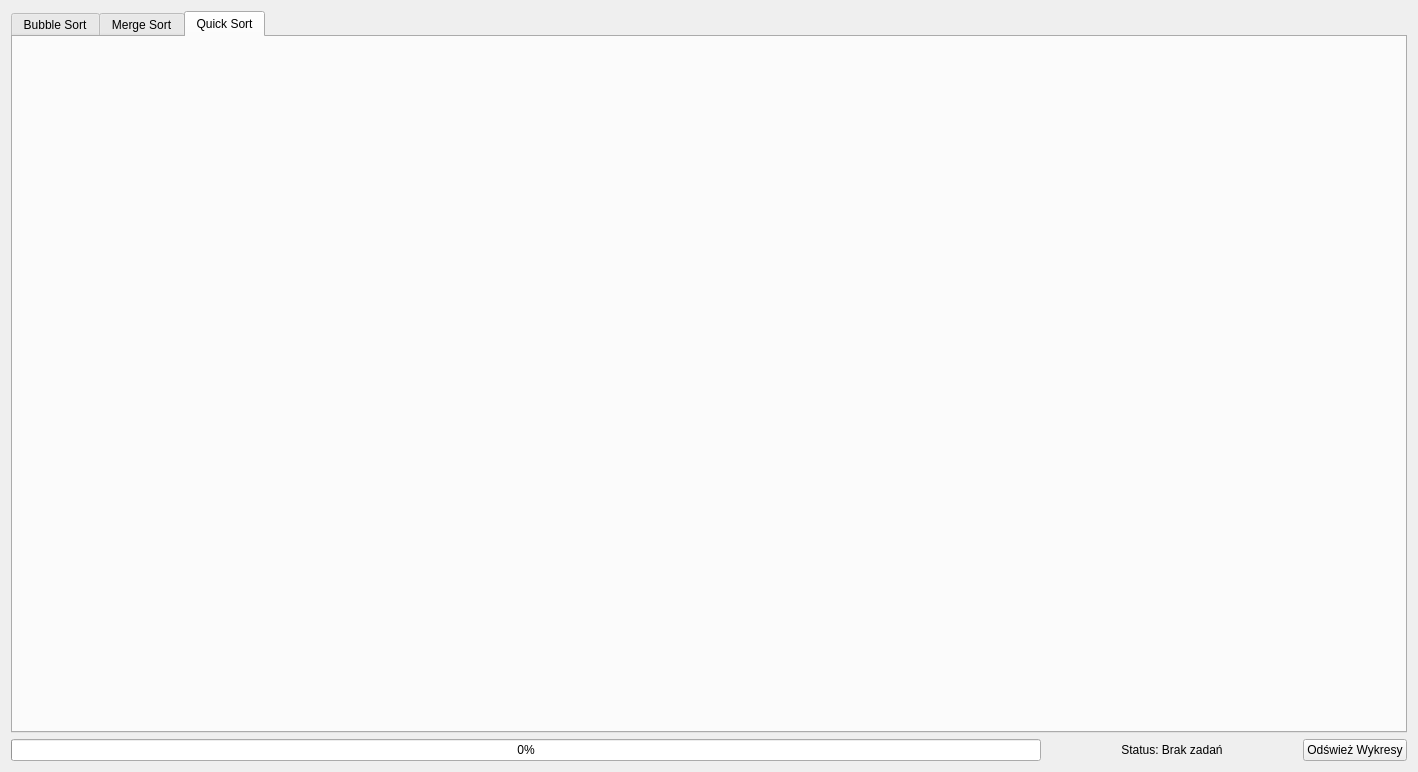
Above: SuperComputing/SuperComputing.ui from Orzyj/SuperComputing before the change. Below: the same form after it.
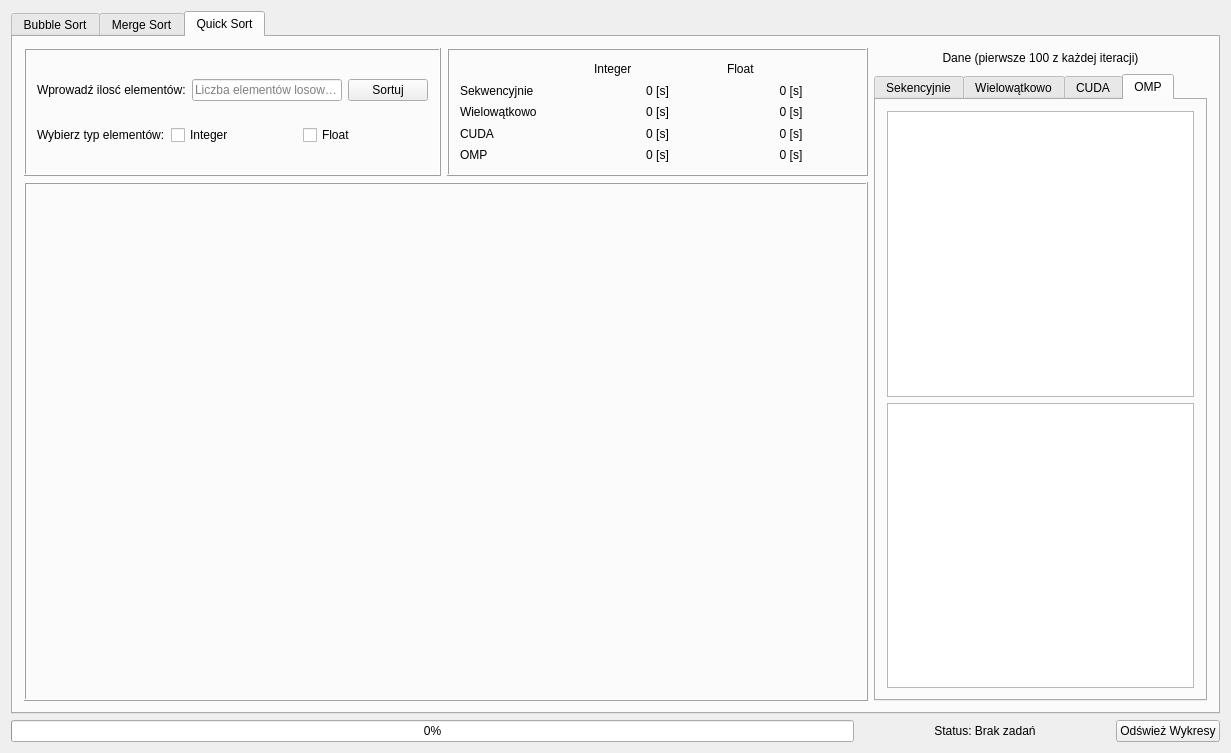
That is the form after the change. The open tabs and pages were chosen to show the change.

Commit message: Added new Tab with QuickSort

Diff of the .ui file:
```diff
--- a/SuperComputing/SuperComputing.ui
+++ b/SuperComputing/SuperComputing.ui
@@ -6,8 +6,8 @@
    <rect>
     <x>0</x>
     <y>0</y>
-    <width>1418</width>
-    <height>772</height>
+    <width>1231</width>
+    <height>753</height>
    </rect>
   </property>
   <property name="windowTitle">
@@ -695,6 +695,329 @@
        <attribute name="title">
         <string>Quick Sort</string>
        </attribute>
+       <layout class="QGridLayout" name="gridLayout_18">
+        <item row="0" column="0" rowspan="2">
+         <widget class="QFrame" name="frame_14">
+          <property name="minimumSize">
+           <size>
+            <width>0</width>
+            <height>0</height>
+           </size>
+          </property>
+          <property name="frameShape">
+           <enum>QFrame::Shape::Box</enum>
+          </property>
+          <property name="frameShadow">
+           <enum>QFrame::Shadow::Raised</enum>
+          </property>
+          <layout class="QVBoxLayout" name="verticalLayout_39">
+           <item>
+            <layout class="QHBoxLayout" name="horizontalLayout_17">
+             <item>
+              <widget class="QLabel" name="label_62">
+               <property name="text">
+                <string>Wprowadź ilosć elementów:</string>
+               </property>
+              </widget>
+             </item>
+             <item>
+              <widget class="QLineEdit" name="leElementsQuickSort_4">
+               <property name="placeholderText">
+                <string>Liczba elementów losowych</string>
+               </property>
+              </widget>
+             </item>
+             <item>
+              <widget class="QPushButton" name="btnQuickSort">
+               <property name="text">
+                <string>Sortuj</string>
+               </property>
+              </widget>
+             </item>
+            </layout>
+           </item>
+           <item>
+            <layout class="QHBoxLayout" name="horizontalLayout_18">
+             <item>
+              <widget class="QLabel" name="label_63">
+               <property name="text">
+                <string>Wybierz typ elementów:</string>
+               </property>
+              </widget>
+             </item>
+             <item>
+              <widget class="QCheckBox" name="chbIntQuickSort">
+               <property name="text">
+                <string>Integer</string>
+               </property>
+              </widget>
+             </item>
+             <item>
+              <widget class="QCheckBox" name="chkFloatQuickSort">
+               <property name="text">
+                <string>Float</string>
+               </property>
+              </widget>
+             </item>
+            </layout>
+           </item>
+          </layout>
+         </widget>
+        </item>
+        <item row="0" column="1" rowspan="2">
+         <widget class="QFrame" name="frame_13">
+          <property name="minimumSize">
+           <size>
+            <width>421</width>
+            <height>128</height>
+           </size>
+          </property>
+          <property name="frameShape">
+           <enum>QFrame::Shape::Box</enum>
+          </property>
+          <property name="frameShadow">
+           <enum>QFrame::Shadow::Raised</enum>
+          </property>
+          <layout class="QGridLayout" name="gridLayout_16">
+           <item row="0" column="0">
+            <layout class="QGridLayout" name="gridLayout_17">
+             <item row="4" column="0">
+              <widget class="QLabel" name="label_61">
+               <property name="text">
+                <string>OMP</string>
+               </property>
+              </widget>
+             </item>
+             <item row="1" column="2">
+              <widget class="QLabel" name="lblFloatSeqQuick">
+               <property name="text">
+                <string>0 [s]</string>
+               </property>
+               <property name="alignment">
+                <set>Qt::AlignmentFlag::AlignCenter</set>
+               </property>
+              </widget>
+             </item>
+             <item row="2" column="1">
+              <widget class="QLabel" name="lblIntMultiQuick">
+               <property name="text">
+                <string>0 [s]</string>
+               </property>
+               <property name="alignment">
+                <set>Qt::AlignmentFlag::AlignCenter</set>
+               </property>
+              </widget>
+             </item>
+             <item row="1" column="0">
+              <widget class="QLabel" name="label_58">
+               <property name="text">
+                <string>Sekwencyjnie</string>
+               </property>
+              </widget>
+             </item>
+             <item row="0" column="2">
+              <widget class="QLabel" name="label_57">
+               <property name="text">
+                <string>Float</string>
+               </property>
+              </widget>
+             </item>
+             <item row="3" column="0">
+              <widget class="QLabel" name="label_60">
+               <property name="text">
+                <string>CUDA</string>
+               </property>
+              </widget>
+             </item>
+             <item row="4" column="1">
+              <widget class="QLabel" name="lblIntOMPQuick">
+               <property name="text">
+                <string>0 [s]</string>
+               </property>
+               <property name="alignment">
+                <set>Qt::AlignmentFlag::AlignCenter</set>
+               </property>
+              </widget>
+             </item>
+             <item row="3" column="1">
+              <widget class="QLabel" name="lblIntCUDAQuick">
+               <property name="text">
+                <string>0 [s]</string>
+               </property>
+               <property name="alignment">
+                <set>Qt::AlignmentFlag::AlignCenter</set>
+               </property>
+              </widget>
+             </item>
+             <item row="1" column="1">
+              <widget class="QLabel" name="lblIntSeqQuick">
+               <property name="text">
+                <string>0 [s]</string>
+               </property>
+               <property name="alignment">
+                <set>Qt::AlignmentFlag::AlignCenter</set>
+               </property>
+              </widget>
+             </item>
+             <item row="3" column="2">
+              <widget class="QLabel" name="lblFloatCUDAQuick">
+               <property name="text">
+                <string>0 [s]</string>
+               </property>
+               <property name="alignment">
+                <set>Qt::AlignmentFlag::AlignCenter</set>
+               </property>
+              </widget>
+             </item>
+             <item row="2" column="0">
+              <widget class="QLabel" name="label_59">
+               <property name="text">
+                <string>Wielowątkowo</string>
+               </property>
+              </widget>
+             </item>
+             <item row="4" column="2">
+              <widget class="QLabel" name="lblFloatOMPQuick">
+               <property name="text">
+                <string>0 [s]</string>
+               </property>
+               <property name="alignment">
+                <set>Qt::AlignmentFlag::AlignCenter</set>
+               </property>
+              </widget>
+             </item>
+             <item row="2" column="2">
+              <widget class="QLabel" name="lblFloatMultiQuick">
+               <property name="text">
+                <string>0 [s]</string>
+               </property>
+               <property name="alignment">
+                <set>Qt::AlignmentFlag::AlignCenter</set>
+               </property>
+              </widget>
+             </item>
+             <item row="0" column="1">
+              <widget class="QLabel" name="label_56">
+               <property name="text">
+                <string>Integer</string>
+               </property>
+              </widget>
+             </item>
+            </layout>
+           </item>
+          </layout>
+         </widget>
+        </item>
+        <item row="0" column="2">
+         <widget class="QLabel" name="label_55">
+          <property name="maximumSize">
+           <size>
+            <width>16777215</width>
+            <height>20</height>
+           </size>
+          </property>
+          <property name="text">
+           <string>Dane (pierwsze 100 z każdej iteracji)</string>
+          </property>
+          <property name="alignment">
+           <set>Qt::AlignmentFlag::AlignCenter</set>
+          </property>
+         </widget>
+        </item>
+        <item row="1" column="2" rowspan="2">
+         <widget class="QTabWidget" name="tabWidget_4">
+          <property name="maximumSize">
+           <size>
+            <width>333</width>
+            <height>16777215</height>
+           </size>
+          </property>
+          <property name="currentIndex">
+           <number>3</number>
+          </property>
+          <widget class="QWidget" name="tab_34">
+           <attribute name="title">
+            <string>Sekencyjnie</string>
+           </attribute>
+           <layout class="QVBoxLayout" name="verticalLayout_35">
+            <item>
+             <widget class="QTableWidget" name="quickTableIntSeq"/>
+            </item>
+            <item>
+             <widget class="QTableWidget" name="quickTableFloatSeq"/>
+            </item>
+           </layout>
+          </widget>
+          <widget class="QWidget" name="tab_35">
+           <attribute name="title">
+            <string>Wielowątkowo</string>
+           </attribute>
+           <layout class="QVBoxLayout" name="verticalLayout_36">
+            <item>
+             <widget class="QTableWidget" name="quickTableIntMulti"/>
+            </item>
+            <item>
+             <widget class="QTableWidget" name="quickTableFloatMulti"/>
+            </item>
+           </layout>
+          </widget>
+          <widget class="QWidget" name="tab_36">
+           <attribute name="title">
+            <string>CUDA</string>
+           </attribute>
+           <layout class="QVBoxLayout" name="verticalLayout_37">
+            <item>
+             <widget class="QTableWidget" name="quickTableIntCUDA"/>
+            </item>
+            <item>
+             <widget class="QTableWidget" name="quickTableFloatCUDA"/>
+            </item>
+           </layout>
+          </widget>
+          <widget class="QWidget" name="tab_37">
+           <attribute name="title">
+            <string>OMP</string>
+           </attribute>
+           <layout class="QVBoxLayout" name="verticalLayout_38">
+            <item>
+             <widget class="QTableWidget" name="quickTableIntOMP"/>
+            </item>
+            <item>
+             <widget class="QTableWidget" name="quickTableFloatOMP"/>
+            </item>
+           </layout>
+          </widget>
+         </widget>
+        </item>
+        <item row="2" column="0" colspan="2">
+         <widget class="QFrame" name="mergeQuickChart">
+          <property name="sizePolicy">
+           <sizepolicy hsizetype="Expanding" vsizetype="Expanding">
+            <horstretch>0</horstretch>
+            <verstretch>0</verstretch>
+           </sizepolicy>
+          </property>
+          <property name="minimumSize">
+           <size>
+            <width>0</width>
+            <height>0</height>
+           </size>
+          </property>
+          <property name="maximumSize">
+           <size>
+            <width>16777215</width>
+            <height>16777215</height>
+           </size>
+          </property>
+          <property name="frameShape">
+           <enum>QFrame::Shape::Box</enum>
+          </property>
+          <property name="frameShadow">
+           <enum>QFrame::Shadow::Raised</enum>
+          </property>
+         </widget>
+        </item>
+       </layout>
       </widget>
      </widget>
     </item>
```
Left out of the diff: 2 changed lines with no effect on the pictures.
